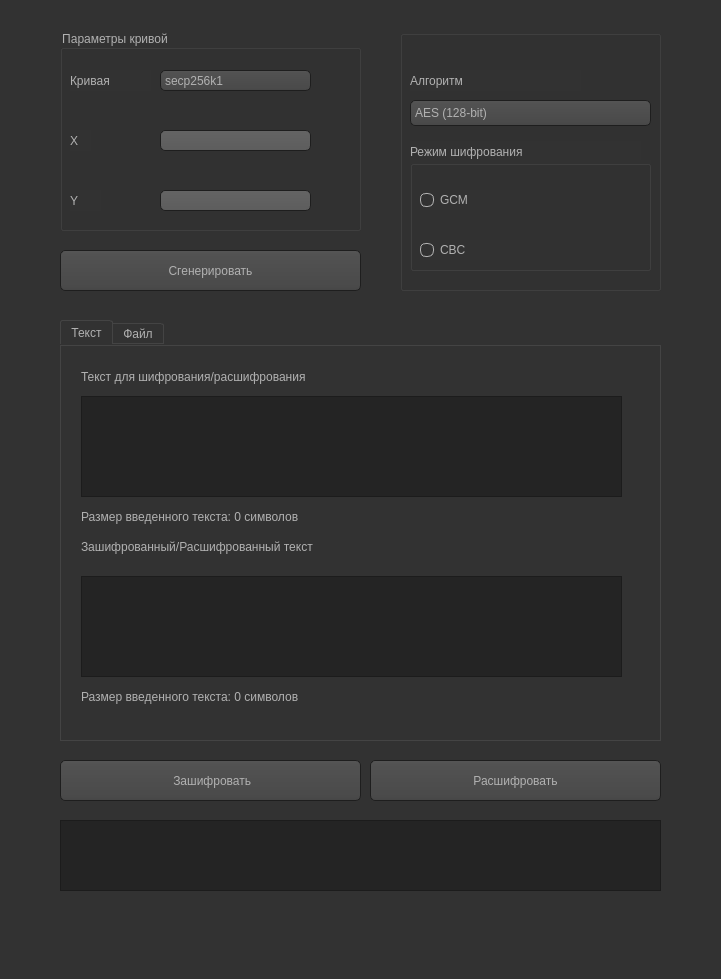
Old version of the form ui/cryptoswitch.ui in the repository elizarpif/cryptoswitch-ui.
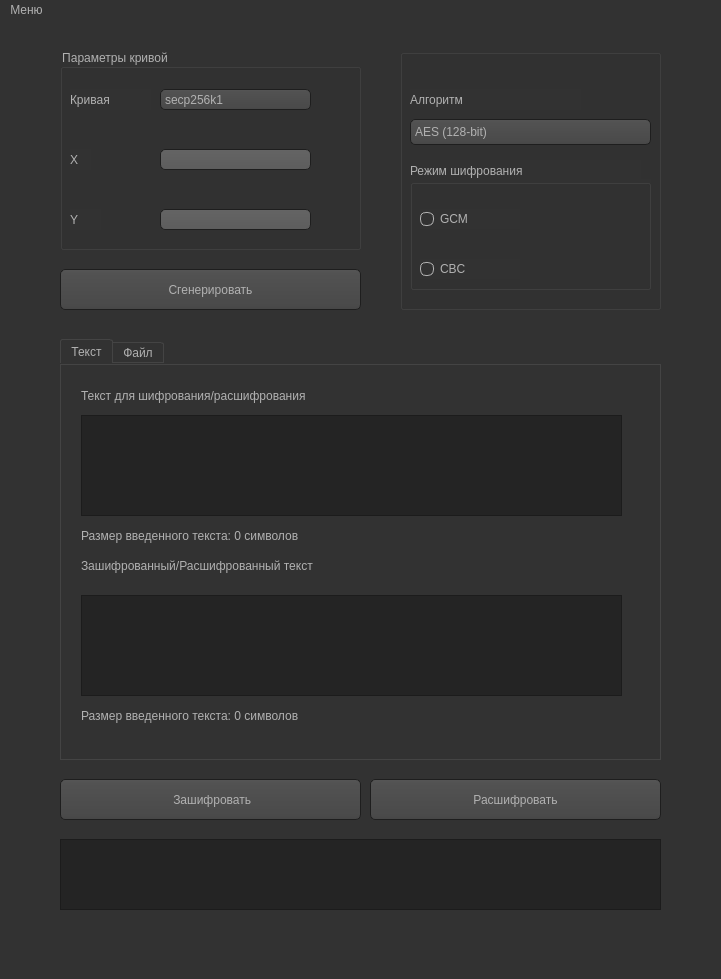
New version of the form. Icons and pictures are not drawn.

What changed in the file:
```diff
--- a/ui/cryptoswitch.ui
+++ b/ui/cryptoswitch.ui
@@ -1134,6 +1134,15 @@
      <height>22</height>
     </rect>
    </property>
+   <widget class="QMenu" name="menuMenu">
+    <property name="title">
+     <string>Меню</string>
+    </property>
+    <addaction name="actionProgram"/>
+    <addaction name="actionAuthor"/>
+    <addaction name="actionExit"/>
+   </widget>
+   <addaction name="menuMenu"/>
   </widget>
   <widget class="QStatusBar" name="statusbar"/>
  </widget>
```
Left out of the diff: 15 changed lines with no effect on the pictures.
